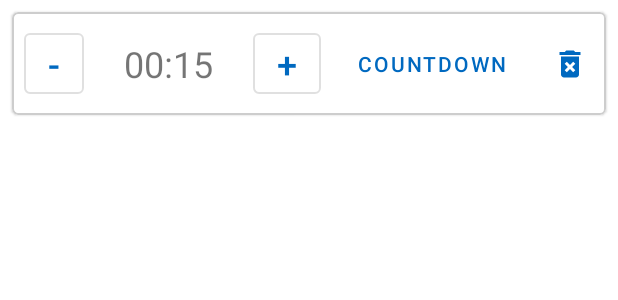
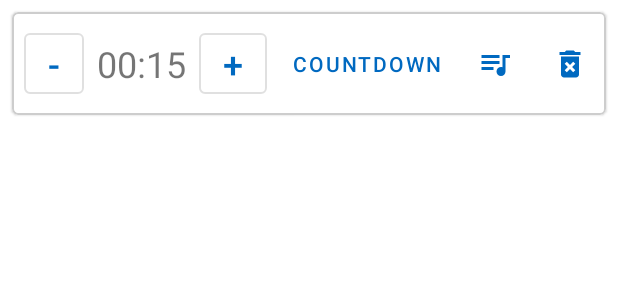
Before and after one commit to akdogan/SimpleTimer, an Android app: the layout timer_item.xml on its own in the app's theme, with its tools: preview values and no code run, on a phone screen of 412 x 824 dp. Shown: the top 300 px of the screen. Run offline under Robolectric (Android 15) with nearby library versions, the phone set to English and light mode, and no system bars.

Commit message:
Choose sound for each timer from phone standard sounds

```diff
--- a/app/build.gradle
+++ b/app/build.gradle
@@ -13,7 +13,7 @@ android {
         minSdkVersion 26
         targetSdkVersion 30
         versionCode 4
-        versionName "1.2.0"
+        versionName "1.3.0"
 
         testInstrumentationRunner "androidx.test.runner.AndroidJUnitRunner"
     }
--- a/app/src/main/java/com/akdogan/simpletimer/data/database/TimerDataBase.kt
+++ b/app/src/main/java/com/akdogan/simpletimer/data/database/TimerDataBase.kt
@@ -5,7 +5,7 @@ import androidx.room.Database
 import androidx.room.Room
 import androidx.room.RoomDatabase
 
-@Database(entities = [TimerObjectDB::class], version = 1, exportSchema = false)
+@Database(entities = [TimerObjectDB::class], version = 2, exportSchema = false)
 abstract class TimerDataBase : RoomDatabase() {
     abstract val timerDao: TimerDao
 
--- a/app/src/main/java/com/akdogan/simpletimer/ui/main/MainViewModel.kt
+++ b/app/src/main/java/com/akdogan/simpletimer/ui/main/MainViewModel.kt
@@ -1,5 +1,6 @@
 package com.akdogan.simpletimer.ui.main
 
+import android.net.Uri
 import android.util.Log
 import androidx.lifecycle.*
 import com.akdogan.simpletimer.Constants
@@ -84,6 +85,11 @@ class MainViewModel(
         }
     }
 
+    fun setSoundChoiceForItem(requestCode: Int, uri: Uri?) {
+        backingListOfTimers.first { it.requestCode == requestCode }.currentSound = uri
+
+    }
+
 }
 
 @Suppress("UNCHECKED_CAST")
--- /dev/null
+++ b/app/src/main/res/drawable/ic_baseline_queue_music_24.xml
@@ -0,0 +1,10 @@
+<vector xmlns:android="http://schemas.android.com/apk/res/android"
+    android:width="24dp"
+    android:height="24dp"
+    android:viewportWidth="24"
+    android:viewportHeight="24"
+    android:tint="?attr/colorControlNormal">
+  <path
+      android:fillColor="@android:color/white"
+      android:pathData="M15,6L3,6v2h12L15,6zM15,10L3,10v2h12v-2zM3,16h8v-2L3,14v2zM17,6v8.18c-0.31,-0.11 -0.65,-0.18 -1,-0.18 -1.66,0 -3,1.34 -3,3s1.34,3 3,3 3,-1.34 3,-3L19,8h3L22,6h-5z"/>
+</vector>
--- a/app/src/main/res/layout/timer_item.xml
+++ b/app/src/main/res/layout/timer_item.xml
@@ -6,11 +6,11 @@
     xmlns:tools="http://schemas.android.com/tools"
     android:layout_width="match_parent"
     android:layout_height="wrap_content"
+    android:layout_margin="8dp"
     android:background="@color/grey"
-    android:layout_margin="8dp"
-    app:strokeWidth="1dp"
+    android:elevation="6dp"
     app:strokeColor="@color/grey"
-    android:elevation="6dp">
+    app:strokeWidth="1dp">
 
     <androidx.constraintlayout.widget.ConstraintLayout
         android:layout_width="match_parent"
@@ -18,17 +18,16 @@
 
         <com.google.android.material.button.MaterialButton
             android:id="@+id/button_decrement_timer"
+            style="@style/Widget.MaterialComponents.Button.OutlinedButton"
             android:layout_width="wrap_content"
             android:layout_height="wrap_content"
-            style="@style/Widget.MaterialComponents.Button.OutlinedButton"
-            android:text="-"
-            android:minWidth="20dp"
-            android:textSize="24sp"
+            android:layout_marginStart="8dp"
             android:layout_marginTop="8dp"
             android:layout_marginBottom="8dp"
-            android:layout_marginStart="8dp"
+            android:minWidth="20dp"
+            android:text="-"
+            android:textSize="24sp"
             app:layout_constraintBottom_toBottomOf="parent"
-
             app:layout_constraintStart_toStartOf="parent"
             app:layout_constraintTop_toTopOf="parent" />
 
@@ -39,17 +38,18 @@
             android:textSize="24sp"
             app:layout_constraintBottom_toBottomOf="@id/button_decrement_timer"
             app:layout_constraintEnd_toStartOf="@id/button_increment_timer"
+            app:layout_constraintHorizontal_bias="0.51"
             app:layout_constraintStart_toEndOf="@id/button_decrement_timer"
             app:layout_constraintTop_toTopOf="@id/button_decrement_timer"
             tools:text="00:15" />
 
         <com.google.android.material.button.MaterialButton
             android:id="@+id/button_increment_timer"
+            style="@style/Widget.MaterialComponents.Button.OutlinedButton"
             android:layout_width="wrap_content"
             android:layout_height="wrap_content"
-            style="@style/Widget.MaterialComponents.Button.OutlinedButton"
+            android:minWidth="20dp"
             android:text="+"
-            android:minWidth="20dp"
             android:textSize="24sp"
             app:layout_constraintBottom_toBottomOf="@id/button_decrement_timer"
             app:layout_constraintEnd_toStartOf="@id/item_guideline"
@@ -61,35 +61,44 @@
             android:layout_width="wrap_content"
             android:layout_height="wrap_content"
             android:orientation="vertical"
-            app:layout_constraintGuide_percent="0.52"/>
-
-
-
+            app:layout_constraintGuide_percent="0.43" />
 
 
         <com.google.android.material.button.MaterialButton
             android:id="@+id/toggle_timer_type"
+            style="@style/Widget.MaterialComponents.Button.TextButton"
             android:layout_width="wrap_content"
             android:layout_height="wrap_content"
+
             android:text="Countdown"
+            app:layout_constraintBottom_toBottomOf="@id/button_decrement_timer"
+            app:layout_constraintEnd_toStartOf="@id/sound_button"
+            app:layout_constraintStart_toEndOf="@id/item_guideline"
+            app:layout_constraintTop_toTopOf="@id/button_decrement_timer" />
 
-            style="@style/Widget.MaterialComponents.Button.TextButton"
-            app:layout_constraintStart_toEndOf="@id/item_guideline"
+        <com.google.android.material.button.MaterialButton
+            android:id="@+id/sound_button"
+            style="@style/Widget.MaterialComponents.Button.TextButton.Icon"
+            android:layout_width="wrap_content"
+            android:layout_height="wrap_content"
+            android:layout_marginHorizontal="6dp"
+            android:minWidth="24dp"
+            app:icon="@drawable/ic_baseline_queue_music_24"
+            app:layout_constraintBottom_toBottomOf="@id/button_decrement_timer"
             app:layout_constraintEnd_toStartOf="@id/delete_button"
-            app:layout_constraintTop_toTopOf="@id/button_decrement_timer"
-            app:layout_constraintBottom_toBottomOf="@id/button_decrement_timer"/>
+            app:layout_constraintTop_toTopOf="@id/button_decrement_timer" />
 
         <com.google.android.material.button.MaterialButton
             android:id="@+id/delete_button"
+            style="@style/Widget.MaterialComponents.Button.TextButton.Icon"
             android:layout_width="wrap_content"
             android:layout_height="wrap_content"
             android:minWidth="24dp"
             app:icon="@drawable/ic_baseline_delete_forever_24"
-            style="@style/Widget.MaterialComponents.Button.TextButton.Icon"
             app:layout_constraintBottom_toBottomOf="@id/button_decrement_timer"
             app:layout_constraintEnd_toEndOf="parent"
+            app:layout_constraintTop_toTopOf="@id/button_decrement_timer" />
 
-            app:layout_constraintTop_toTopOf="@id/button_decrement_timer"/>
     </androidx.constraintlayout.widget.ConstraintLayout>
 
 </com.google.android.material.card.MaterialCardView>
```
Also changed, not shown: app/src/main/java/com/akdogan/simpletimer/data/database/TimerObjectDB.kt (+8 -3 lines), app/src/main/java/com/akdogan/simpletimer/data/domain/DomainModel.kt (+17 -6 lines), app/src/main/java/com/akdogan/simpletimer/ui/main/MainFragment.kt (+47 -14 lines), app/src/main/java/com/akdogan/simpletimer/ui/main/TimerListAdapter.kt (+25 -12 lines), app/src/main/java/com/akdogan/simpletimer/ui/timer/PlaySoundAction.kt (added, +7 -0 lines), app/src/main/java/com/akdogan/simpletimer/ui/timer/TimerFragment.kt (+24 -5 lines), app/src/main/java/com/akdogan/simpletimer/ui/timer/TimerViewModel.kt (+4 -4 lines).
